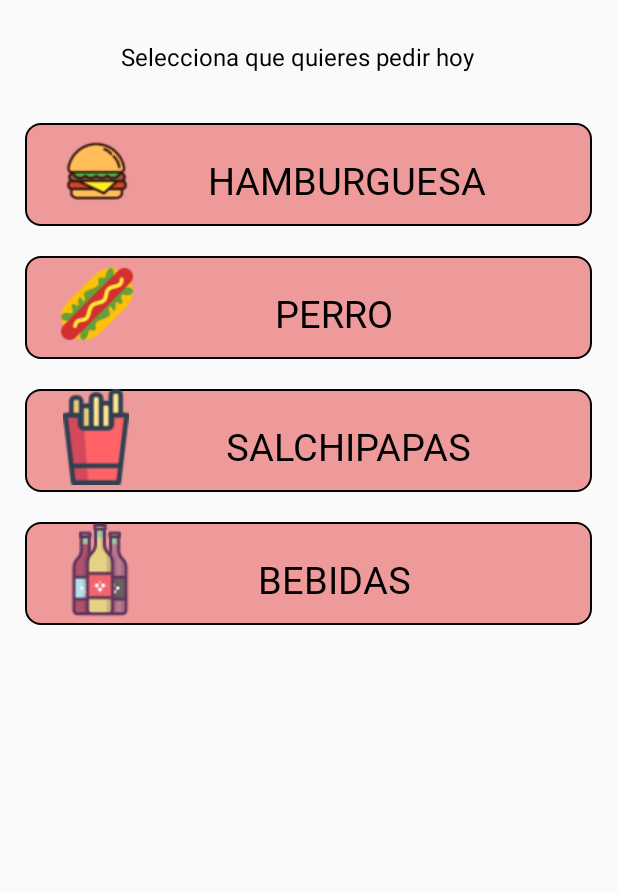
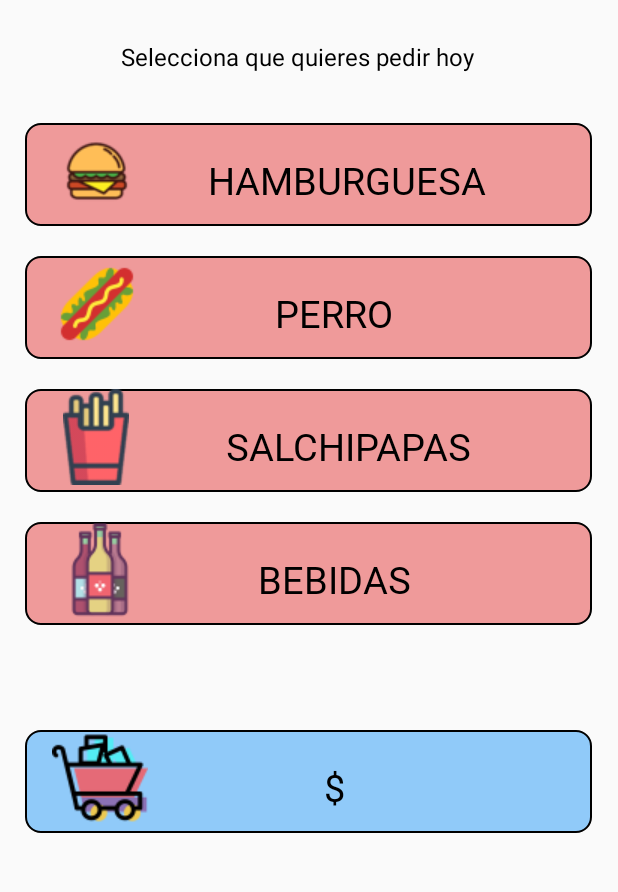
Before and after one commit to Brayanpv28/appFastFoodF, an Android app built with Jetpack Compose: the screen it shows after launch (MainActivity), on a phone screen of 412 x 824 dp, the part 290-1182 px from its top. Run offline under Robolectric (Android 15) with nearby library versions, the phone set to English and light mode, and no system bars.

Commit message:
Carrito precio agregado

```diff
--- /dev/null
+++ b/app/src/main/res/drawable/bordescarrito.xml
@@ -0,0 +1,19 @@
+<?xml version="1.0" encoding="utf-8"?>
+<shape xmlns:android="http://schemas.android.com/apk/res/android" android:shape="rectangle">
+
+    <stroke android:width="1sp"
+        android:color="@color/black">
+    </stroke>
+
+    <padding android:bottom="5sp"
+        android:left="5sp"
+        android:right="5sp">
+    </padding>
+
+    <corners android:radius="10dp">
+    </corners>
+
+    <solid android:color="@color/md_blue_200">
+    </solid>
+
+</shape>
--- a/app/src/main/res/layout/select_fastfood.xml
+++ b/app/src/main/res/layout/select_fastfood.xml
@@ -9,7 +9,9 @@
     <View
         android:layout_width="match_parent"
         android:layout_height="602dp"
-        android:layout_marginTop="40dp">
+        android:layout_alignParentBottom="true"
+        android:layout_marginTop="40dp"
+        android:layout_marginBottom="17dp">
 
     </View>
 
@@ -142,5 +144,28 @@
         android:textColor="@color/black"
         android:textSize="25sp" />
 
+    <ImageView
+        android:id="@+id/imgCarrito"
+        android:layout_width="378dp"
+        android:layout_height="wrap_content"
+        android:src="@drawable/carritocompras"
+        android:layout_marginTop="680dp"
+        android:layout_centerHorizontal="true"
+        android:background="@drawable/bordescarrito"
+        android:paddingLeft="18dp"
+        android:scaleType="fitStart"/>
+
+    <TextView
+        android:id="@+id/txtCarrito"
+        android:layout_width="155dp"
+        android:layout_height="37dp"
+        android:layout_below="@id/imgCarrito"
+        android:layout_marginTop="-48dp"
+        android:layout_marginStart="145dp"
+        android:fontFamily="@font/bondstory"
+        android:text="$"
+        android:textAlignment="center"
+        android:textColor="@color/black"
+        android:textSize="25sp" />
 
 </RelativeLayout>
```
Also changed, not shown: app/src/main/res/layout/bebidas.xml (+28 -0 lines), app/src/main/res/layout/burger.xml (+30 -0 lines), app/src/main/res/layout/hotdog.xml (+30 -0 lines), app/src/main/res/layout/salchipapas.xml (+29 -0 lines), app/src/main/res/drawable/carritocompras.png (added).
